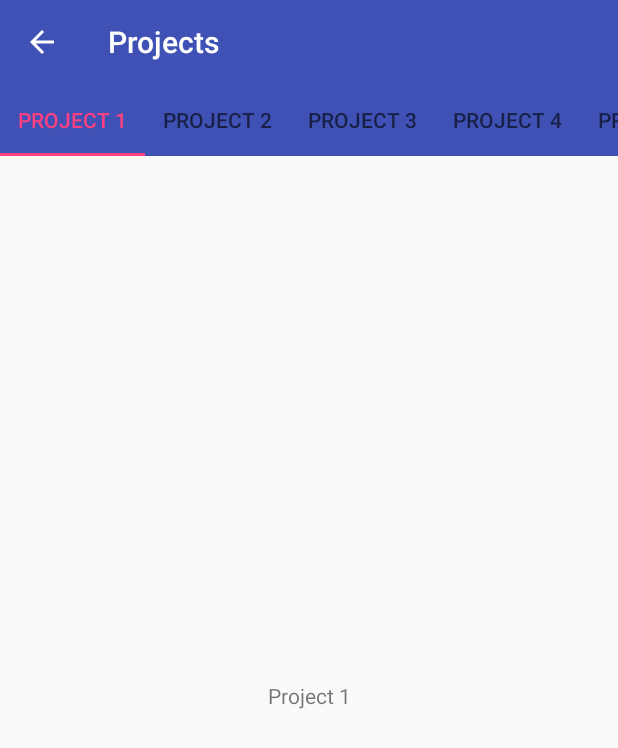
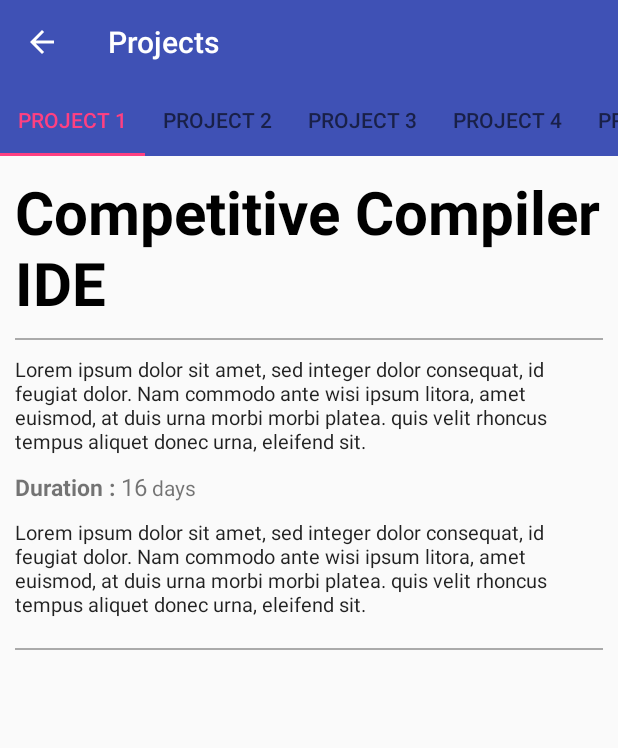
Before and after one commit to ashishgopalhattimare/Resume_Android, an Android app: the Project screen opened directly, with no data from a screen before it, on a phone screen of 412 x 824 dp. Shown: the top 748 px of the screen. Run offline under Robolectric (Android 15) with nearby library versions, the light colour scheme and no system bars.

Commit message:
ViewPager and Fragments added to Project Section

```diff
--- a/app/src/main/java/com/android/ashish/resume/project/Project.java
+++ b/app/src/main/java/com/android/ashish/resume/project/Project.java
@@ -8,10 +8,13 @@ import android.view.View;
 import android.view.ViewGroup;
 import android.widget.TextView;
 
+import com.android.ashish.resume.R;
+
 public class Project extends Fragment
 {
     private static final String ARG_PAGE = "arg_page";
 
+    // Required empty public Constructor
     public Project() { }
 
     public static Project newInstance(int projectNumber)
@@ -28,13 +31,8 @@ public class Project extends Fragment
     @Override
     public View onCreateView(LayoutInflater inflater, ViewGroup parent, Bundle savedInstanceState)
     {
-        // Frame that you are returning
-        Bundle arg = getArguments();
+        View projectRootView = inflater.inflate(R.layout.project_item, parent, false);
 
-        TextView textView = new TextView(getActivity());
-        textView.setText("Project " + (arg.getInt(ARG_PAGE) + 1));
-        textView.setGravity(Gravity.CENTER);
-
-        return textView;
+        return projectRootView;
     }
 }
--- /dev/null
+++ b/app/src/main/res/layout/image_item.xml
@@ -0,0 +1,7 @@
+<?xml version="1.0" encoding="utf-8"?>
+<ImageView
+    xmlns:android="http://schemas.android.com/apk/res/android"
+    android:layout_width="wrap_content"
+    android:layout_height="wrap_content" >
+
+</ImageView>
--- /dev/null
+++ b/app/src/main/res/layout/project_item.xml
@@ -0,0 +1,131 @@
+<?xml version="1.0" encoding="utf-8"?>
+<android.support.constraint.ConstraintLayout
+    xmlns:android="http://schemas.android.com/apk/res/android"
+    xmlns:app="http://schemas.android.com/apk/res-auto"
+    android:layout_width="match_parent"
+    android:layout_height="match_parent">
+
+    <LinearLayout
+        android:layout_width="match_parent"
+        android:layout_height="match_parent"
+        android:layout_margin="10dp"
+        android:orientation="vertical">
+
+        <TextView
+            android:id="@+id/project_title"
+            android:layout_width="match_parent"
+            android:layout_height="wrap_content"
+            android:textColor="@android:color/black"
+            android:textStyle="bold"
+            android:textSize="40sp"
+            android:text="Competitive Compiler IDE" />
+
+        <View
+            android:layout_width="match_parent"
+            android:layout_height="1dp"
+            android:layout_marginTop="10dp"
+            android:layout_marginBottom="10dp"
+            android:background="@android:color/darker_gray"/>
+
+
+        <ScrollView
+            android:layout_width="match_parent"
+            android:layout_height="match_parent">
+
+            <LinearLayout
+                android:layout_width="match_parent"
+                android:layout_height="match_parent"
+                android:orientation="vertical">
+
+                <EditText
+                    android:id="@+id/project_description"
+                    android:layout_marginBottom="10dp"
+                    android:layout_width="match_parent"
+                    android:layout_height="wrap_content"
+                    android:textSize="13sp"
+
+                    android:text="Lorem ipsum dolor sit amet, sed integer dolor consequat, id feugiat dolor.
+Nam commodo ante wisi ipsum litora, amet euismod, at duis urna morbi morbi platea.
+quis velit rhoncus tempus aliquet donec urna, eleifend sit."
+
+                    android:focusable="false"
+                    android:clickable="false"
+                    android:minLines="1"
+                    android:maxLines="30"
+                    android:scrollbars="vertical"
+                    android:background="@android:color/transparent"/>
+
+                <LinearLayout
+                    android:layout_width="wrap_content"
+                    android:layout_height="wrap_content"
+                    android:layout_marginBottom="10dp"
+                    android:orientation="horizontal">
+
+                    <TextView
+                        android:layout_width="wrap_content"
+                        android:layout_height="wrap_content"
+                        android:textSize="15sp"
+                        android:textStyle="bold"
+                        android:text="Duration : "/>
+
+                    <TextView
+                        android:id="@+id/project_days"
+                        android:layout_width="wrap_content"
+                        android:layout_height="wrap_content"
+                        android:textSize="16sp"
+                        android:text="16"/>
+
+                    <TextView
+                        android:layout_width="wrap_content"
+                        android:layout_height="wrap_content"
+                        android:textSize="14sp"
+                        android:text=" days"/>
+
+                </LinearLayout>
+
+                <EditText
+                    android:id="@+id/project_role"
+                    android:layout_marginBottom="10dp"
+                    android:layout_width="match_parent"
+                    android:layout_height="wrap_content"
+                    android:textSize="13sp"
+
+                    android:text="Lorem ipsum dolor sit amet, sed integer dolor consequat, id feugiat dolor.
+Nam commodo ante wisi ipsum litora, amet euismod, at duis urna morbi morbi platea.
+quis velit rhoncus tempus aliquet donec urna, eleifend sit."
+
+                    android:focusable="false"
+                    android:clickable="false"
+                    android:minLines="0"
+                    android:maxLines="30"
+                    android:scrollbars="vertical"
+                    android:background="@android:color/transparent"/>
+
+                <View
+                    android:layout_width="match_parent"
+                    android:layout_height="1dp"
+                    android:layout_marginTop="10dp"
+                    android:layout_marginBottom="10dp"
+                    android:background="@android:color/darker_gray"/>
+
+                <HorizontalScrollView
+                    android:layout_width="match_parent"
+                    android:layout_height="match_parent"
+                    android:scrollbars="none">
+
+                    <LinearLayout
+                        android:id="@+id/project_imageLayout"
+                        android:layout_width="match_parent"
+                        android:layout_height="wrap_content"
+                        android:orientation="horizontal">
+
+                    </LinearLayout>
+
+                </HorizontalScrollView>
+
+            </LinearLayout>
+
+        </ScrollView>
+
+    </LinearLayout>
+</android.support.constraint.ConstraintLayout>
--- a/app/src/main/res/values/strings.xml
+++ b/app/src/main/res/values/strings.xml
@@ -23,4 +23,7 @@
     <string name="technical_string">Skills</string>
     <string name="project_string">Project</string>
     <string name="achievement_string">Achievements</string>
+
+    <string name="project_duration">Duration</string>
+    <string name="project_days">days</string>
 </resources>
```
